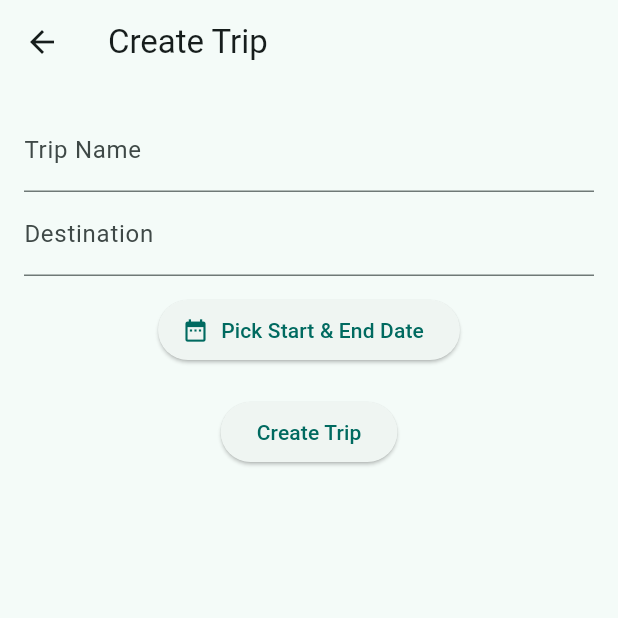
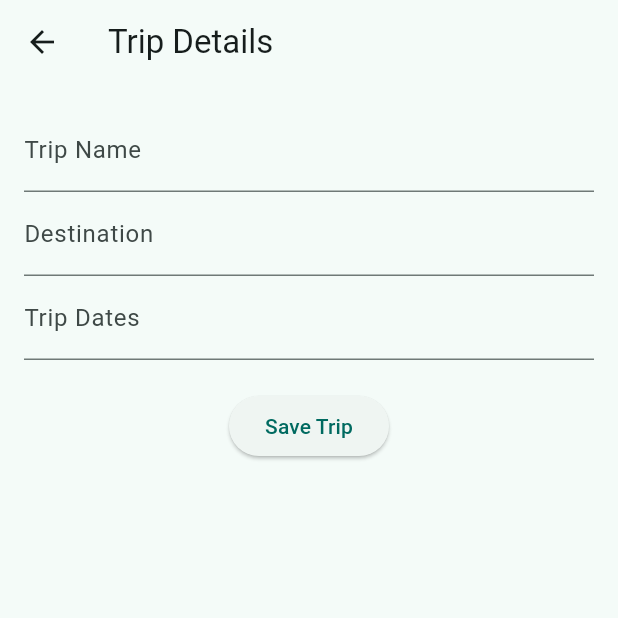
Before and after one commit to 4sito/triply, a Flutter app: the CreateTripPage screen opened directly, on a phone screen of 412 x 824 dp, the top half of it. Run offline on Flutter 3.47's test engine with Material 3 defaults, Android fonts, the phone set to English and light mode, and no system bars; our stand-ins replace flutter_riverpod.

Commit message:
adding and editing trips

```diff
--- a/lib/features/home/home_screen.dart
+++ b/lib/features/home/home_screen.dart
@@ -16,7 +16,7 @@ class HomeScreen extends StatefulWidget {
 
 bool get _hasTrips => false;
 
-void _onAddTrip(BuildContext context) {
+void onAddTrip(BuildContext context) {
   Navigator.push(
     context,
     MaterialPageRoute(builder: (_) => const CreateTripPage()),
@@ -45,7 +45,7 @@ void _onNavTap(int index) {
       ),
       builder: (_) => AddOptionsModal(
         hasTrips: _hasTrips,
-        onAddTrip: () => _onAddTrip(context),
+        onAddTrip: () => onAddTrip(context),
         onAddChallenge: _onAddChallenge,
       ),
     );
--- a/lib/features/trips/models/trip_model.dart
+++ b/lib/features/trips/models/trip_model.dart
@@ -12,4 +12,20 @@ class Trip {
     required this.startDate,
     required this.endDate,
   });
+
+  Trip copyWith({
+    String? id,
+    String? name,
+    String? destination,
+    DateTime? startDate,
+    DateTime? endDate,
+  }) {
+    return Trip(
+      id: id ?? this.id,
+      name: name ?? this.name,
+      destination: destination ?? this.destination,
+      startDate: startDate ?? this.startDate,
+      endDate: endDate ?? this.endDate,
+    );
+  }
 }
--- a/lib/features/trips/screens/create_trip_page.dart
+++ b/lib/features/trips/screens/create_trip_page.dart
@@ -3,7 +3,8 @@ import 'package:flutter_riverpod/flutter_riverpod.dart';
 import '../controllers/trip_controller.dart';
 
 class CreateTripPage extends ConsumerStatefulWidget {
-  const CreateTripPage({super.key});
+  final int? tripIndex; // if null → create, else → edit
+  const CreateTripPage({this.tripIndex, super.key});
 
   @override
   ConsumerState<CreateTripPage> createState() => _CreateTripPageState();
@@ -13,8 +14,25 @@ class _CreateTripPageState extends ConsumerState<CreateTripPage> {
   final _formKey = GlobalKey<FormState>();
   final nameController = TextEditingController();
   final destinationController = TextEditingController();
+  final dateRangeController = TextEditingController();
+
   DateTime? startDate;
   DateTime? endDate;
+
+  @override
+  void initState() {
+    super.initState();
+
+    if (widget.tripIndex != null) {
+      final trip = ref.read(tripListProvider)[widget.tripIndex!];
+      nameController.text = trip.name;
+      destinationController.text = trip.destination;
+      startDate = trip.startDate;
+      endDate = trip.endDate;
+      dateRangeController.text =
+          '${startDate!.toLocal().toString().split(' ')[0]} → ${endDate!.toLocal().toString().split(' ')[0]}';
+    }
+  }
 
   Future<void> _pickDateRange() async {
     final now = DateTime.now();
@@ -27,26 +45,52 @@ class _CreateTripPageState extends ConsumerState<CreateTripPage> {
       setState(() {
         startDate = picked.start;
         endDate = picked.end;
+        dateRangeController.text =
+            '${picked.start.toLocal().toString().split(' ')[0]} → ${picked.end.toLocal().toString().split(' ')[0]}';
       });
     }
   }
 
   void _submit() {
-    if (_formKey.currentState!.validate() && startDate != null && endDate != null) {
-      ref.read(tripListProvider.notifier).addTrip(
+  if (nameController.text.isEmpty ||
+      destinationController.text.isEmpty ||
+      startDate == null ||
+      endDate == null) {
+    ScaffoldMessenger.of(context).showSnackBar(
+      const SnackBar(content: Text('All fields must be filled')),
+    );
+    return;
+  }
+
+  if (_formKey.currentState!.validate()) {
+    final notifier = ref.read(tripListProvider.notifier);
+
+    if (widget.tripIndex != null) {
+      notifier.updateTrip(
+        widget.tripIndex!,
         nameController.text,
         destinationController.text,
         startDate!,
         endDate!,
       );
+    } else {
+      notifier.addTrip(
+        nameController.text,
+        destinationController.text,
+        startDate!,
+        endDate!,
+      );
+    }
+
     Navigator.pop(context);
   }
 }
 
+
   @override
   Widget build(BuildContext context) {
     return Scaffold(
-      appBar: AppBar(title: const Text("Create Trip")),
+      appBar: AppBar(title: const Text("Trip Details")),
       body: Padding(
         padding: const EdgeInsets.all(16),
         child: Form(
@@ -63,17 +107,26 @@ class _CreateTripPageState extends ConsumerState<CreateTripPage> {
                 decoration: const InputDecoration(labelText: 'Destination'),
                 validator: (v) => v!.isEmpty ? 'Enter a destination' : null,
               ),
-              const SizedBox(height: 12),
-              ElevatedButton.icon(
-                icon: const Icon(Icons.date_range),
-                label: const Text('Pick Start & End Date'),
-                onPressed: _pickDateRange,
+              TextFormField(
+                readOnly: true,
+                controller: dateRangeController,
+                decoration: const InputDecoration(
+                  labelText: 'Trip Dates',
+                  hintText: 'Select date range',
                 ),
+                onTap: _pickDateRange,
+              ),
+              // const SizedBox(height: 12),
+              // ElevatedButton.icon(
+              //   icon: const Icon(Icons.date_range),
+              //   label: const Text('Pick Start & End Date'),
+              //   onPressed: _pickDateRange,
+              // ),
               const SizedBox(height: 20),
               ElevatedButton(
                 onPressed: _submit,
-                child: const Text("Create Trip"),
-              )
+                child: const Text("Save Trip"),
+              ),
             ],
           ),
         ),
```
Also changed, not shown: lib/features/home/pages/trip_page.dart (+25 -9 lines), lib/features/trips/controllers/trip_controller.dart (+15 -0 lines). Lines whose indentation alone changed are shown as unchanged.
